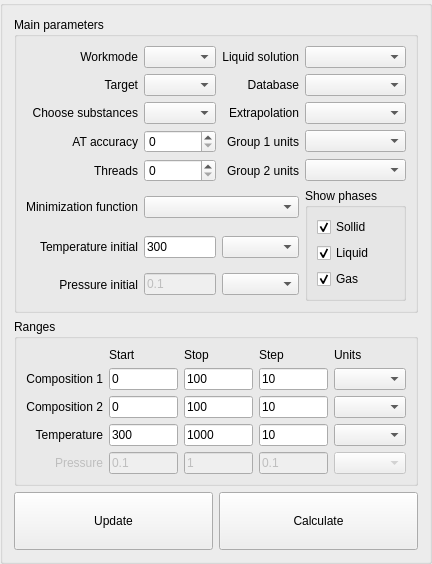
This is src/calculationparameters.ui in alexonemore/atc as Qt 5 draws it before an edit. The edited form follows.
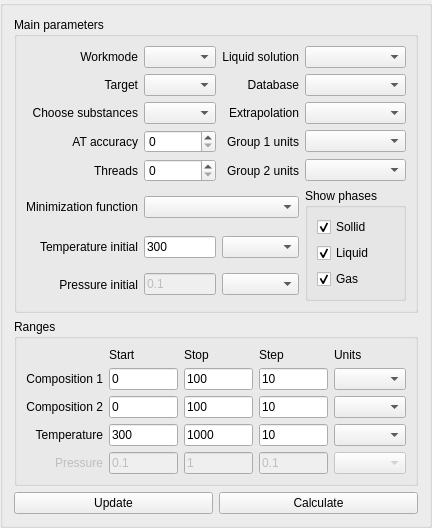
This is the edited form.

What changed in the file:
```diff
--- a/src/calculationparameters.ui
+++ b/src/calculationparameters.ui
@@ -7,7 +7,7 @@
     <x>0</x>
     <y>0</y>
     <width>432</width>
-    <height>564</height>
+    <height>470</height>
    </rect>
   </property>
   <property name="sizePolicy">
```
